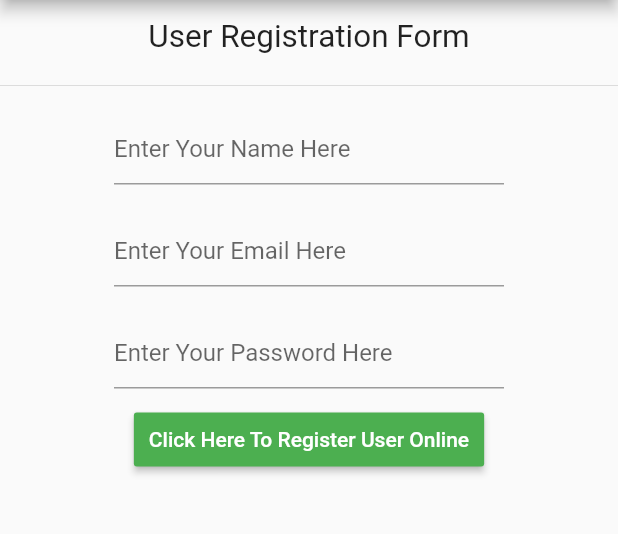
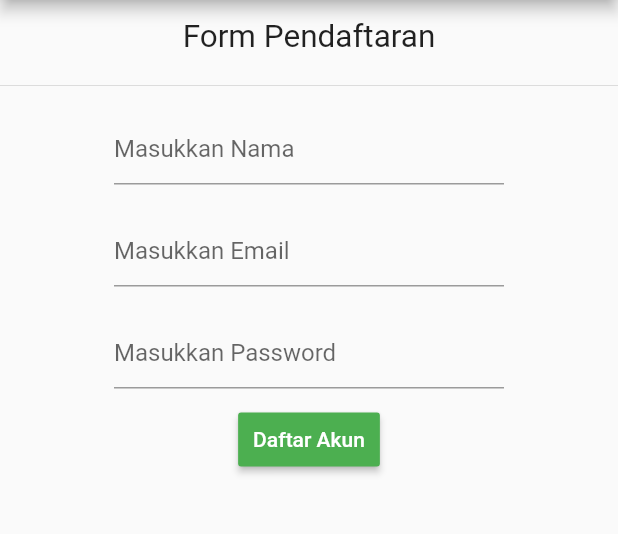
Before and after one commit to rabbanext/flutter_mysql_register, a Flutter app: the screen it shows after launch, on a phone screen of 412 x 824 dp, the part 84-618 px from its top. Run offline on Flutter 3.47's test engine with Material 2 defaults, Android fonts, the phone set to English and light mode, and no system bars.

Commit message:
Update main.dart

```diff
--- a/lib/main.dart
+++ b/lib/main.dart
@@ -95,7 +95,7 @@ class RegisterUserState extends State {
 
                   Padding(
                       padding: const EdgeInsets.all(12.0),
-                      child: Text('User Registration Form',
+                      child: Text('Form Pendaftaran',
                           style: TextStyle(fontSize: 21))),
 
                   Divider(),
@@ -106,7 +106,7 @@ class RegisterUserState extends State {
                       child: TextField(
                         controller: nameController,
                         autocorrect: true,
-                        decoration: InputDecoration(hintText: 'Enter Your Name Here'),
+                        decoration: InputDecoration(hintText: 'Masukkan Nama'),
                       )
                   ),
 
@@ -116,7 +116,7 @@ class RegisterUserState extends State {
                       child: TextField(
                         controller: emailController,
                         autocorrect: true,
-                        decoration: InputDecoration(hintText: 'Enter Your Email Here'),
+                        decoration: InputDecoration(hintText: 'Masukkan Email'),
                       )
                   ),
 
@@ -127,7 +127,7 @@ class RegisterUserState extends State {
                         controller: passwordController,
                         autocorrect: true,
                         obscureText: true,
-                        decoration: InputDecoration(hintText: 'Enter Your Password Here'),
+                        decoration: InputDecoration(hintText: 'Masukkan Password'),
                       )
                   ),
 
@@ -136,7 +136,7 @@ class RegisterUserState extends State {
                     color: Colors.green,
                     textColor: Colors.white,
                     padding: EdgeInsets.fromLTRB(10, 10, 10, 10),
-                    child: Text('Click Here To Register User Online'),
+                    child: Text('Daftar Akun'),
                   ),
 
                   Visibility(
```
